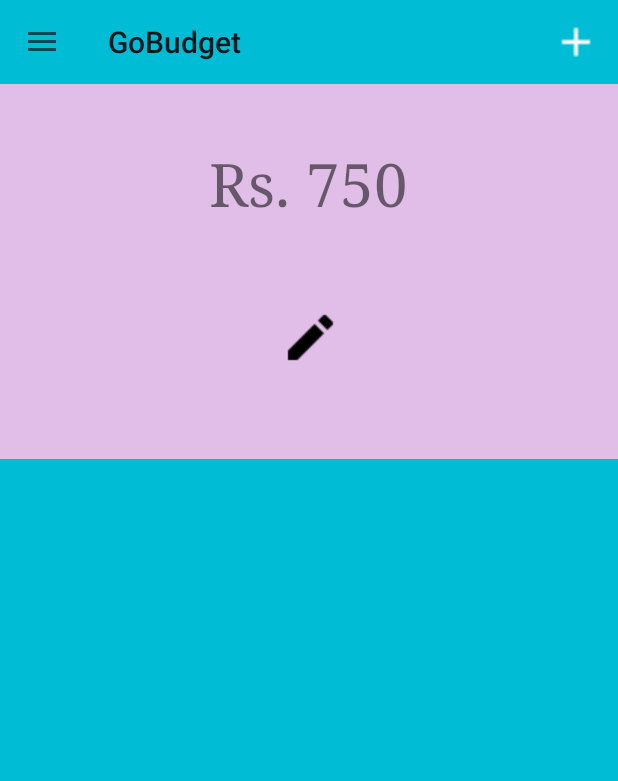
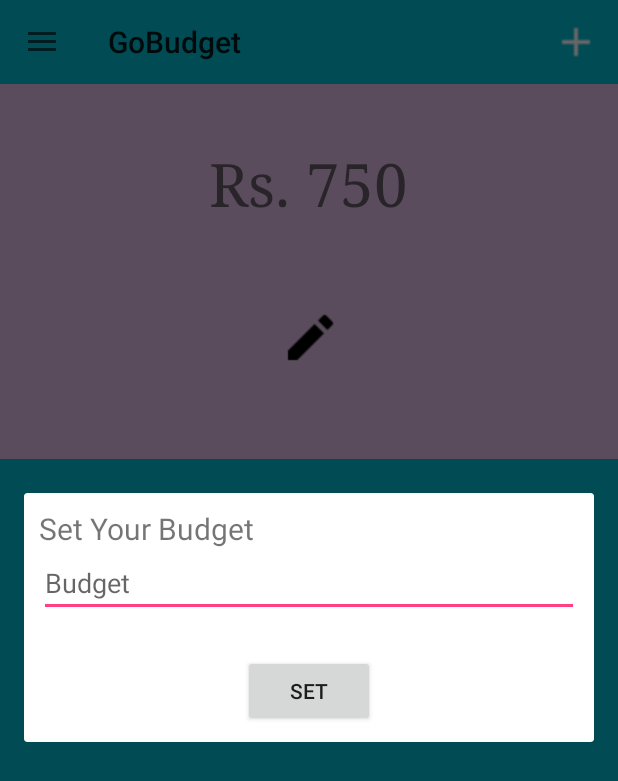
Before and after one commit to prateekvijayvergiya/GoBudget, an Android app: the screen it shows after launch once a user with an empty profile is signed in (HomeActivity), after a tap on an icon or button, on a phone screen of 412 x 824 dp. Shown: the top 781 px of the screen. Run offline under Robolectric (Android 15) with nearby library versions, the phone set to English and light mode, and no system bars; our stand-ins replace Firebase (no records; nobody signed in at launch, a user with empty details on screens opened directly).

Commit message:
realtime database added

```diff
--- a/app/build.gradle
+++ b/app/build.gradle
@@ -23,13 +23,16 @@ dependencies {
     implementation 'com.android.support:appcompat-v7:26.1.0'
     implementation 'com.android.support.constraint:constraint-layout:1.0.2'
     implementation 'com.google.firebase:firebase-auth:11.0.4'
+    implementation 'com.google.firebase:firebase-database:11.0.4'
     testImplementation 'junit:junit:4.12'
     androidTestImplementation 'com.android.support.test:runner:1.0.1'
     androidTestImplementation 'com.android.support.test.espresso:espresso-core:3.0.1'
     implementation 'com.android.support:design:26.1.0'
+
 }
 
 
 
 
+
 apply plugin: 'com.google.gms.google-services'
--- a/app/src/main/java/com/madprateek/gobudget/HomeActivity.java
+++ b/app/src/main/java/com/madprateek/gobudget/HomeActivity.java
@@ -1,19 +1,34 @@
 package com.madprateek.gobudget;
 
+import android.app.ProgressDialog;
 import android.content.Intent;
 import android.os.Bundle;
 import android.support.annotation.NonNull;
 import android.support.design.widget.NavigationView;
 import android.support.v4.widget.DrawerLayout;
 import android.support.v7.app.ActionBarDrawerToggle;
+import android.support.v7.app.AlertDialog;
 import android.support.v7.app.AppCompatActivity;
 import android.support.v7.widget.Toolbar;
+import android.view.LayoutInflater;
 import android.view.Menu;
 import android.view.MenuItem;
 import android.view.View;
+import android.widget.Button;
+import android.widget.EditText;
 import android.widget.ImageView;
+import android.widget.TextView;
+import android.widget.Toast;
 
+import com.google.android.gms.tasks.OnCompleteListener;
+import com.google.android.gms.tasks.Task;
 import com.google.firebase.auth.FirebaseAuth;
+import com.google.firebase.auth.FirebaseUser;
+import com.google.firebase.database.DataSnapshot;
+import com.google.firebase.database.DatabaseError;
+import com.google.firebase.database.DatabaseReference;
+import com.google.firebase.database.FirebaseDatabase;
+import com.google.firebase.database.ValueEventListener;
 
 
 public class HomeActivity extends AppCompatActivity {
@@ -24,6 +39,10 @@ public class HomeActivity extends AppCompatActivity {
     private Toolbar mToolbar;
     private FirebaseAuth mAuth;
     private ImageView mSetBudget;
+    private DatabaseReference budgetDatabase;
+    private ProgressDialog mProgressDialog;
+    private TextView mbudgetText;
+
     @Override
     protected void onCreate(Bundle savedInstanceState) {
         super.onCreate(savedInstanceState);
@@ -34,6 +53,9 @@ public class HomeActivity extends AppCompatActivity {
         getSupportActionBar().setTitle("GoBudget");
 
         mSetBudget = (ImageView) findViewById(R.id.setBudgetBtn);
+        mProgressDialog = new ProgressDialog(HomeActivity.this);
+        mbudgetText = (TextView) findViewById(R.id.budgetText);
+
 
         mDrawerLayout = (DrawerLayout) findViewById(R.id.drawerLayout);
         mToogle = new ActionBarDrawerToggle(this,mDrawerLayout,R.string.navigation_drawer_open,R.string.navigation_drawer_close);
@@ -47,13 +69,80 @@ public class HomeActivity extends AppCompatActivity {
 
         setNavDrawer();
 
+
         mSetBudget.setOnClickListener(new View.OnClickListener() {
             @Override
             public void onClick(View v) {
 
+                setBudget();
+                //updateText();
             }
         });
     }
+
+
+
+    private void setBudget() {
+
+        AlertDialog.Builder builder = new AlertDialog.Builder(HomeActivity.this);
+        LayoutInflater inflater = getLayoutInflater();
+        View dialogView = inflater.inflate(R.layout.custom_dialog,null);
+
+        builder.setCancelable(true);
+        builder.setView(dialogView);
+        Button setBudget = (Button) dialogView.findViewById(R.id.setBudget);
+        final EditText budgetText = (EditText) dialogView.findViewById(R.id.dialogEditText);
+
+        final AlertDialog dialog = builder.create();
+        setBudget.setOnClickListener(new View.OnClickListener() {
+            @Override
+            public void onClick(View v) {
+                String budget = budgetText.getText().toString();
+                FirebaseUser currentUser = mAuth.getCurrentUser();
+                String uid = currentUser.getUid();
+
+                mProgressDialog.setTitle("Setting Up Budget");
+                mProgressDialog.setMessage("Please Wait");
+                mProgressDialog.setCanceledOnTouchOutside(false);
+                mProgressDialog.show();
+                budgetDatabase = FirebaseDatabase.getInstance().getReference().child("Users").child(uid).child("Budget");
+                budgetDatabase.setValue(budget).addOnCompleteListener(new OnCompleteListener<Void>() {
+                    @Override
+                    public void onComplete(@NonNull Task<Void> task) {
+
+                        if (task.isSuccessful()){
+
+                            dialog.cancel();
+                            mProgressDialog.dismiss();
+                            Toast.makeText(HomeActivity.this,"Budget added Successfully",Toast.LENGTH_SHORT).show();
+                        }
+                    }
+                });
+            }
+        });
+        dialog.show();
+    }
+
+
+   private void updateText() {
+
+       FirebaseUser currentUser = mAuth.getCurrentUser();
+       final String uid = currentUser.getUid();
+        budgetDatabase.child(uid).addValueEventListener(new ValueEventListener() {
+            @Override
+            public void onDataChange(DataSnapshot dataSnapshot) {
+
+                String text = dataSnapshot.child("Budget").getValue().toString();
+                mbudgetText.setText(text);
+            }
+
+            @Override
+            public void onCancelled(DatabaseError databaseError) {
+
+            }
+        });
+    }
+
 
     private void setNavDrawer() {
 
--- a/app/src/main/res/layout/content_home.xml
+++ b/app/src/main/res/layout/content_home.xml
@@ -25,7 +25,8 @@
                     android:layout_gravity="center_horizontal"
                     android:layout_marginTop="40dp"
                     android:text="Rs. 750"
-                    android:textSize="40dp" />
+                    android:textSize="40dp"
+                    android:id="@+id/budgetText"/>
 
                 <ImageView
                     android:layout_width="wrap_content"
--- /dev/null
+++ b/app/src/main/res/layout/custom_dialog.xml
@@ -0,0 +1,32 @@
+<?xml version="1.0" encoding="utf-8"?>
+<RelativeLayout xmlns:android="http://schemas.android.com/apk/res/android"
+    android:layout_width="match_parent"
+    android:layout_height="match_parent"
+    android:padding="10dp">
+
+    <TextView
+        android:layout_width="wrap_content"
+        android:layout_height="wrap_content"
+        android:text="Set Your Budget"
+        android:textSize="20dp"
+        android:id="@+id/dialogText"/>
+
+    <EditText
+        android:layout_width="match_parent"
+        android:layout_height="wrap_content"
+        android:layout_below="@+id/dialogText"
+        android:hint="Budget"
+        android:inputType="number"
+        android:id="@+id/dialogEditText"/>
+
+    <Button
+        android:layout_width="wrap_content"
+        android:id="@+id/setBudget"
+        android:layout_height="wrap_content"
+        android:layout_below="@+id/dialogEditText"
+        android:layout_centerHorizontal="true"
+        android:layout_gravity="center|center_horizontal"
+        android:layout_marginTop="25dp"
+        android:gravity="center"
+        android:text="Set" />
+</RelativeLayout>
```
